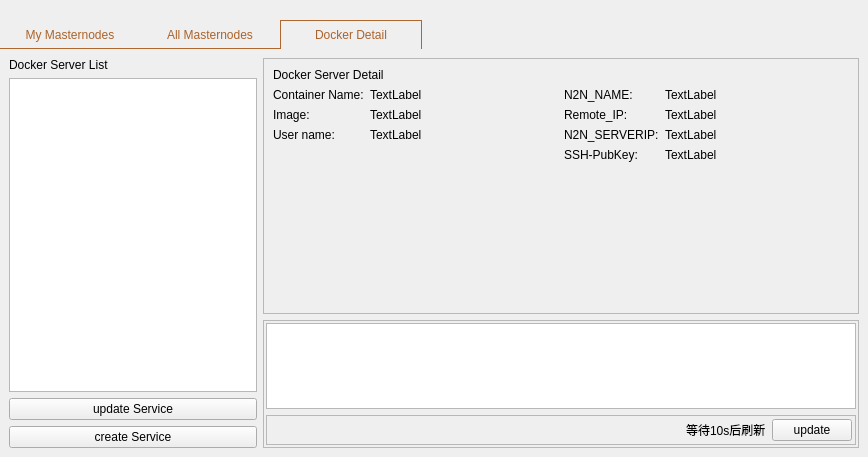
First picture: the form in src/qt/forms/masternodelist.ui, repository MassGrid/MassGrid, before the edit.
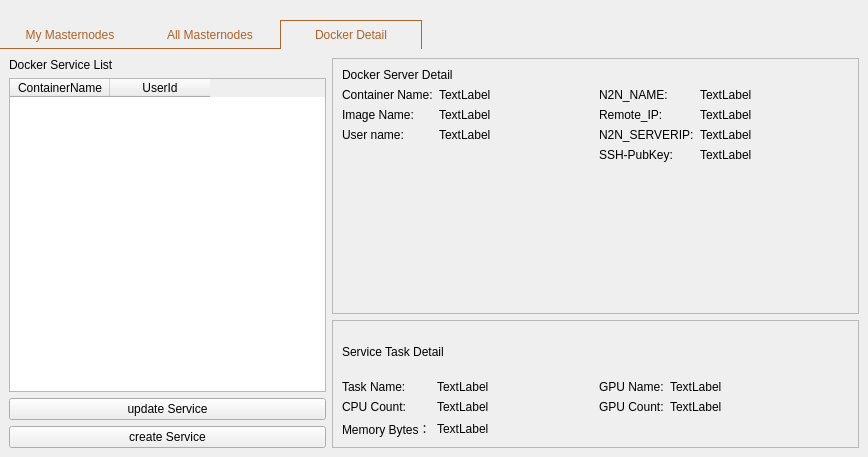
Second picture: the form after the edit.

Commit message: add tasklist data to dockerview

What changed in the file:
```diff
--- a/src/qt/forms/masternodelist.ui
+++ b/src/qt/forms/masternodelist.ui
@@ -372,18 +372,29 @@
         <attribute name="title">
          <string>Docker Detail</string>
         </attribute>
-        <layout class="QHBoxLayout" name="horizontalLayout_4">
+        <layout class="QHBoxLayout" name="horizontalLayout_4" stretch="3,5">
          <item>
           <layout class="QVBoxLayout" name="verticalLayout_3">
            <item>
             <widget class="QLabel" name="label">
              <property name="text">
-              <string>Docker Server List</string>
+              <string>Docker Service List</string>
              </property>
             </widget>
            </item>
            <item>
-            <widget class="QListWidget" name="serverListWidget"/>
+            <widget class="QTableWidget" name="serviceTableWidget">
+             <column>
+              <property name="text">
+               <string>ContainerName</string>
+              </property>
+             </column>
+             <column>
+              <property name="text">
+               <string>UserId</string>
+              </property>
+             </column>
+            </widget>
            </item>
            <item>
             <widget class="QPushButton" name="updateServiceBtn">
@@ -446,7 +457,7 @@
                   <item row="1" column="0">
                    <widget class="QLabel" name="label_6">
                     <property name="text">
-                     <string>Image:</string>
+                     <string>Image Name:</string>
                     </property>
                    </widget>
                   </item>
@@ -591,79 +602,96 @@
              <property name="frameShadow">
               <enum>QFrame::Raised</enum>
              </property>
-             <layout class="QGridLayout" name="gridLayout_3">
-              <property name="leftMargin">
-               <number>2</number>
-              </property>
-              <property name="topMargin">
-               <number>2</number>
-              </property>
-              <property name="rightMargin">
-               <number>2</number>
-              </property>
-              <property name="bottomMargin">
-               <number>2</number>
-              </property>
-              <item row="1" column="0">
-               <widget class="QTableWidget" name="tasklistWidget"/>
-              </item>
-              <item row="2" column="0">
-               <widget class="QFrame" name="frame_2">
-                <property name="minimumSize">
-                 <size>
-                  <width>0</width>
-                  <height>30</height>
-                 </size>
+             <layout class="QVBoxLayout" name="verticalLayout_6">
+              <item>
+               <widget class="QLabel" name="label_3">
+                <property name="text">
+                 <string>Service Task Detail</string>
                 </property>
-                <property name="frameShape">
-                 <enum>QFrame::StyledPanel</enum>
-                </property>
-                <property name="frameShadow">
-                 <enum>QFrame::Raised</enum>
-                </property>
-                <layout class="QHBoxLayout" name="horizontalLayout_2">
-                 <property name="leftMargin">
-                  <number>3</number>
-                 </property>
-                 <property name="topMargin">
-                  <number>3</number>
-                 </property>
-                 <property name="rightMargin">
-                  <number>3</number>
-                 </property>
-                 <property name="bottomMargin">
-                  <number>3</number>
-                 </property>
-                 <item>
-                  <spacer name="horizontalSpacer">
-                   <property name="orientation">
-                    <enum>Qt::Horizontal</enum>
-                   </property>
-                   <property name="sizeHint" stdset="0">
-                    <size>
-                     <width>423</width>
-                     <height>20</height>
-                    </size>
-                   </property>
-                  </spacer>
-                 </item>
-                 <item>
-                  <widget class="QLabel" name="label_3">
-                   <property name="text">
-                    <string>等待10s后刷新</string>
-                   </property>
-                  </widget>
-                 </item>
-                 <item>
-                  <widget class="QPushButton" name="pushButton">
-                   <property name="text">
-                    <string>update</string>
-                   </property>
-                  </widget>
-                 </item>
-                </layout>
                </widget>
               </item>
+              <item>
+               <layout class="QHBoxLayout" name="horizontalLayout_2">
+                <item>
+                 <layout class="QFormLayout" name="formLayout_3">
+                  <item row="0" column="0">
+                   <widget class="QLabel" name="label_10">
+                    <property name="text">
+                     <string>Task Name:</string>
+                    </property>
+                   </widget>
+                  </item>
+                  <item row="0" column="1">
+                   <widget class="QLabel" name="label_taskName">
+                    <property name="text">
+                     <string>TextLabel</string>
+                    </property>
+                   </widget>
+                  </item>
+                  <item row="1" column="0">
+                   <widget class="QLabel" name="label_11">
+                    <property name="text">
+                     <string>CPU Count:</string>
+                    </property>
+                   </widget>
+                  </item>
+                  <item row="1" column="1">
+                   <widget class="QLabel" name="label_cpuCount">
+                    <property name="text">
+                     <string>TextLabel</string>
+                    </property>
+                   </widget>
+                  </item>
+                  <item row="2" column="0">
+                   <widget class="QLabel" name="label_12">
+                    <property name="text">
+                     <string>Memory Bytes：</string>
+                    </property>
+                   </widget>
+                  </item>
+                  <item row="2" column="1">
+                   <widget class="QLabel" name="label_memoryBytes">
+                    <property name="text">
+                     <string>TextLabel</string>
+                    </property>
+                   </widget>
+                  </item>
+                 </layout>
+                </item>
+                <item>
+                 <layout class="QFormLayout" name="formLayout_4">
+                  <item row="0" column="0">
+                   <widget class="QLabel" name="label_13">
+                    <property name="text">
+                     <string>GPU Name:</string>
+                    </property>
+                   </widget>
+                  </item>
+                  <item row="0" column="1">
+                   <widget class="QLabel" name="label_GPUName">
+                    <property name="text">
+                     <string>TextLabel</string>
+                    </property>
+                   </widget>
+                  </item>
+                  <item row="1" column="0">
+                   <widget class="QLabel" name="label_15">
+                    <property name="text">
+                     <string>GPU Count:</string>
+                    </property>
+                   </widget>
+                  </item>
+                  <item row="1" column="1">
+                   <widget class="QLabel" name="label_GPUCount">
+                    <property name="text">
+                     <string>TextLabel</string>
+                    </property>
+                   </widget>
+                  </item>
+                 </layout>
+                </item>
+               </layout>
+              </item>
              </layout>
             </widget>
            </item>
```
The commit also changes 6 other files.
